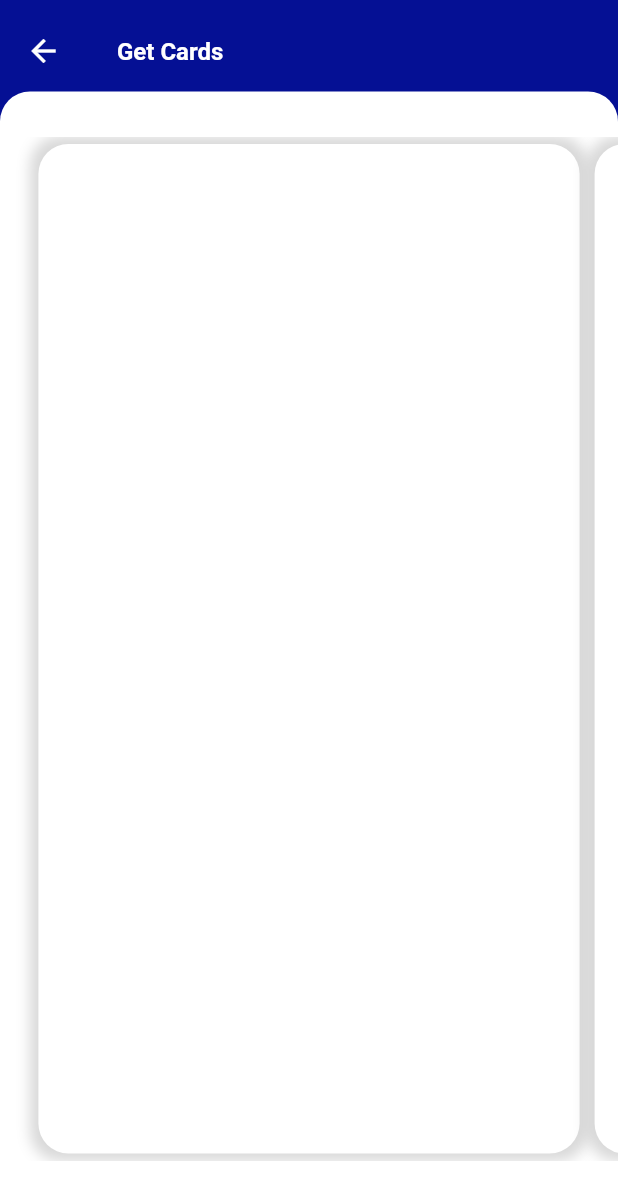
After one commit to bilal010/dacx_wallet_layouts, a Flutter app: the screen it shows after launch, after a tap on "Get Cards", on a phone screen of 412 x 824 dp. The commit adds this screen. Shown: the top 1200 px of the screen. Run offline on Flutter 3.47's test engine with Material 2 defaults, Android fonts, the light colour scheme and no system bars.

Commit message:
get cards 1.0

```diff
--- /dev/null
+++ b/lib/main_layout_screen/customizeable_main_layout_screen.dart
@@ -0,0 +1,73 @@
+import 'package:flutter/material.dart';
+
+class CustomizableMainScreenLayout extends StatelessWidget {
+
+  final String heading;
+  final Widget child;
+  final IconData? icon;
+
+  const CustomizableMainScreenLayout({
+    Key? key,
+    this.icon,
+    required this.heading,
+    required this.child,
+  }) : super(key: key);
+
+  @override
+  Widget build(BuildContext context) {
+    return SafeArea(
+      child: Scaffold(
+        body: Stack(
+          children: [
+            Positioned(
+              top: 0,
+              left: 0,
+              right: 0,
+              child: Container(
+                padding: const EdgeInsets.only(top: 10.0, bottom: 10.0, left: 5.0),
+                height: 100,
+                width: double.infinity,
+                color: const Color(0xff051094),
+                child: Row(
+                  //mainAxisAlignment: MainAxisAlignment.spaceBetween,
+                  crossAxisAlignment: CrossAxisAlignment.start,
+                  children: [
+                    IconButton(
+                      onPressed: () {},
+                      icon: Icon(icon, color: Colors.white),
+                    ),
+                    const SizedBox(width: 25.0),
+                    Padding(
+                      padding: const EdgeInsets.symmetric(vertical: 15.0),
+                      child: Text(
+                        heading,
+                        style: const TextStyle(
+                            fontSize: 16.0,
+                            color: Colors.white,
+                            fontWeight: FontWeight.w600),
+                      ),
+                    ),
+                    //const Icon(Icons.abc, color: Colors.transparent,)
+                  ],
+                ),
+              ),
+            ),
+            Positioned.fill(
+              top: 61.0,
+              child: Container(
+                decoration: const BoxDecoration(
+                  borderRadius: BorderRadius.only(
+                    topRight: Radius.circular(20.0),
+                    topLeft: Radius.circular(20.0),
+                  ),
+                  color: Colors.white,
+                ),
+                child: child,
+              ),
+            )
+          ],
+        ),
+      ),
+    );
+  }
+}
--- /dev/null
+++ b/lib/main_layout_screen/get_cards.dart
@@ -0,0 +1,114 @@
+import 'package:dacx_wallet_layouts/main_layout_screen/customizeable_main_layout_screen.dart';
+import 'package:flutter/material.dart';
+
+class GetCards extends StatefulWidget {
+  const GetCards({Key? key}) : super(key: key);
+
+
+  @override
+  State<GetCards> createState() => _GetCardsState();
+}
+
+class _GetCardsState extends State<GetCards> {
+
+  PageController controller = PageController(
+      initialPage: 0,
+      viewportFraction: 0.9
+  );
+
+  @override
+  Widget build(BuildContext context) {
+    return Scaffold(
+      body: CustomizableMainScreenLayout(
+        icon: Icons.arrow_back_outlined,
+        heading: 'Get Cards',
+        child: Container(
+          padding: const EdgeInsets.only(/*left: 5.0, right: 5.0,*/ top: 30.0, bottom: 50.0),
+          child: PageView(
+            pageSnapping: true,
+            //padEnds: true,
+            controller: controller,
+            scrollDirection: Axis.horizontal,
+            children: [
+              Container(
+                //clipBehavior: Clip.antiAliasWithSaveLayer,
+                //height: 80,
+                margin: const EdgeInsets.all(5.0),
+                width: double.infinity,
+                decoration: BoxDecoration(
+                  borderRadius: BorderRadius.circular(20),
+                  //color: Colors.blueGrey[200],
+                  color: Colors.white,
+                  boxShadow: [
+                    BoxShadow(
+                      color: Colors.grey.withOpacity(0.4),
+                      spreadRadius: 5, // extend the shadow
+                      blurRadius: 7, // soften the shadow
+                      offset: const Offset(0, 0), // changes position of shadow
+                    ),
+                  ],
+                ),
+              ),
+              Container(
+                //clipBehavior: Clip.antiAliasWithSaveLayer,
+                //height: 80,
+                margin: const EdgeInsets.all(5.0),
+                width: double.infinity,
+                decoration: BoxDecoration(
+                  borderRadius: BorderRadius.circular(20),
+                  //color: Colors.blueGrey[200],
+                  color: Colors.white,
+                  boxShadow: [
+                    BoxShadow(
+                      color: Colors.grey.withOpacity(0.4),
+                      spreadRadius: 5, // extend the shadow
+                      blurRadius: 7, // soften the shadow
+                      offset: const Offset(0, 0), // changes position of shadow
+                    ),
+                  ],
+                ),
+              ),
+              Container(
+                //clipBehavior: Clip.antiAliasWithSaveLayer,
+                //height: 80,
+                margin: const EdgeInsets.all(5.0),
+                width: double.infinity,
+                decoration: BoxDecoration(
+                  borderRadius: BorderRadius.circular(20),
+                  //color: Colors.blueGrey[200],
+                  color: Colors.white,
+                  boxShadow: [
+                    BoxShadow(
+                      color: Colors.grey.withOpacity(0.4),
+                      spreadRadius: 5, // extend the shadow
+                      blurRadius: 7, // soften the shadow
+                      offset: const Offset(0, 0), // changes position of shadow
+                    ),
+                  ],
+                ),
+              ),
+              /*Container(
+                //height: 80,
+                margin: const EdgeInsets.only(right: 10.0),
+                width: double.infinity,
+                decoration: BoxDecoration(
+                    borderRadius: BorderRadius.circular(20),
+                    color: Colors.redAccent[200]
+                ),
+              ),
+              Container(
+                //height: 80,
+                margin: const EdgeInsets.only(right: 10.0),
+                width: double.infinity,
+                decoration: BoxDecoration(
+                    borderRadius: BorderRadius.circular(20),
+                    color: Colors.greenAccent[200]
+                ),
+              ),*/
+            ],
+          ),
+        ),
+      ),
+    );
+  }
+}
--- a/lib/main_menu.dart
+++ b/lib/main_menu.dart
@@ -1,3 +1,4 @@
+import 'package:dacx_wallet_layouts/main_layout_screen/get_cards.dart';
 import 'package:dacx_wallet_layouts/main_layout_screen/main_layout_screen.dart';
 import 'package:flutter/material.dart';
 
@@ -16,7 +17,6 @@ class MainMenu extends StatelessWidget {
           child: Column(
             mainAxisSize: MainAxisSize.min,
             children: [
-
               ElevatedButton(
                 onPressed: () {
                   Navigator.push(
@@ -28,6 +28,17 @@ class MainMenu extends StatelessWidget {
                 },
                 child: const Text('Main Layout Screen'),
               ),
+              ElevatedButton(
+                onPressed: () {
+                  Navigator.push(
+                    context,
+                    MaterialPageRoute(
+                      builder: (context) => const GetCards(),
+                    ),
+                  );
+                },
+                child: const Text('Get Cards'),
+              ),
 
             ],
           ),
```
